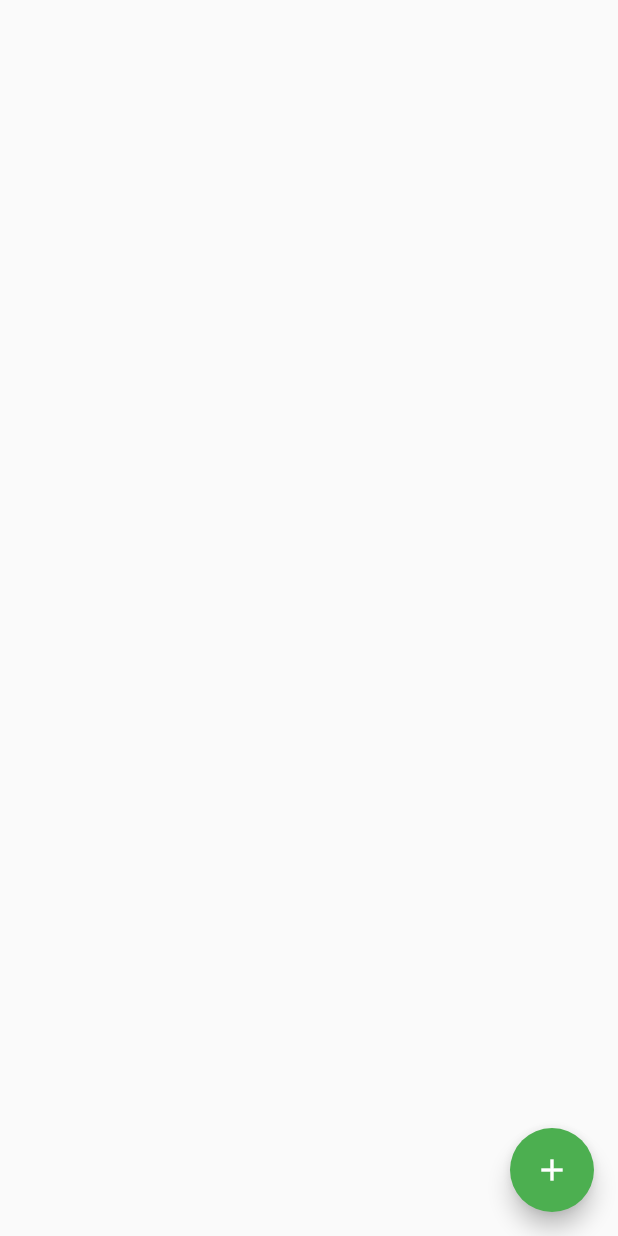
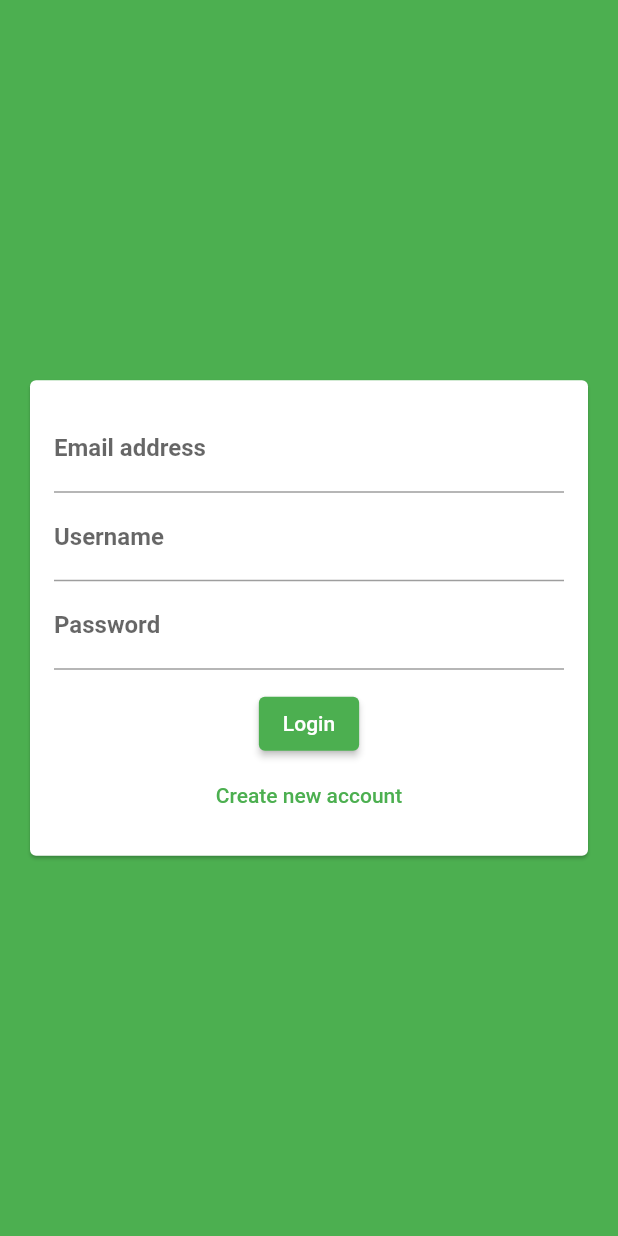
Before and after one commit to pfgrebelo/Flutter_ChatApp, a Flutter app: the screen it shows after launch, on a phone screen of 412 x 824 dp. Run offline on Flutter 3.47's test engine with Material 2 defaults, Android fonts, the phone set to English and light mode, and no system bars; our stand-ins replace cloud_firestore, firebase_core; accounts and stored records are empty.

Commit message:
added basic auth screen

```diff
--- a/lib/main.dart
+++ b/lib/main.dart
@@ -1,5 +1,6 @@
 import 'package:flutter/material.dart';
-import 'package:flutter_chat_app/screens/chat_screen.dart';
+import './screens/auth_screen.dart';
+import './screens/chat_screen.dart';
 import 'package:firebase_core/firebase_core.dart';
 
 void main() {
@@ -22,7 +23,7 @@ class MyApp extends StatelessWidget {
           theme: ThemeData(
             primarySwatch: Colors.green,
           ),
-          home: appSnapshot.connectionState == ConnectionState.waiting ? Center(child: CircularProgressIndicator(),) : ChatScreen(),
+          home: appSnapshot.connectionState == ConnectionState.waiting ? Center(child: CircularProgressIndicator(),) : AuthScreen(),
         );
       },
     );
--- a/lib/screens/auth_screen.dart
+++ b/lib/screens/auth_screen.dart
@@ -0,0 +1,19 @@
+import 'package:flutter/material.dart';
+import '../widgets/auth/auth_form.dart';
+
+class AuthScreen extends StatefulWidget {
+  const AuthScreen({super.key});
+
+  @override
+  State<AuthScreen> createState() => _AuthScreenState();
+}
+
+class _AuthScreenState extends State<AuthScreen> {
+  @override
+  Widget build(BuildContext context) {
+    return Scaffold(
+      backgroundColor: Theme.of(context).primaryColor,
+      body: AuthForm(),
+    );
+  }
+}
--- /dev/null
+++ b/lib/widgets/auth/auth_form.dart
@@ -0,0 +1,62 @@
+import 'package:flutter/material.dart';
+
+class AuthForm extends StatefulWidget {
+  const AuthForm({super.key});
+
+  @override
+  State<AuthForm> createState() => _AuthFormState();
+}
+
+class _AuthFormState extends State<AuthForm> {
+  @override
+  Widget build(BuildContext context) {
+    return Center(
+      child: Card(
+        margin: EdgeInsets.all(20),
+        child: SingleChildScrollView(
+          child: Padding(
+            padding: EdgeInsets.all(16),
+            child: Form(
+              child: Column(
+                mainAxisSize: MainAxisSize.min,
+                children: [
+                  TextFormField(
+                    keyboardType: TextInputType.emailAddress,
+                    decoration: InputDecoration(
+                      labelText: 'Email address',
+                      labelStyle: TextStyle(fontWeight: FontWeight.bold),
+                    ),
+                  ),
+                  TextFormField(
+                    decoration: InputDecoration(
+                      labelText: 'Username',
+                      labelStyle: TextStyle(fontWeight: FontWeight.bold),
+                    ),
+                  ),
+                  TextFormField(
+                    decoration: InputDecoration(
+                      labelText: 'Password',
+                      labelStyle: TextStyle(fontWeight: FontWeight.bold),
+                    ),
+                    obscureText: true,
+                  ),
+                  SizedBox(
+                    height: 12,
+                  ),
+                  ElevatedButton(
+                    onPressed: () {},
+                    child: Text('Login'),
+                  ),
+                  TextButton(
+                    onPressed: () {},
+                    child: Text('Create new account'),
+                  )
+                ],
+              ),
+            ),
+          ),
+        ),
+      ),
+    );
+  }
+}
```
